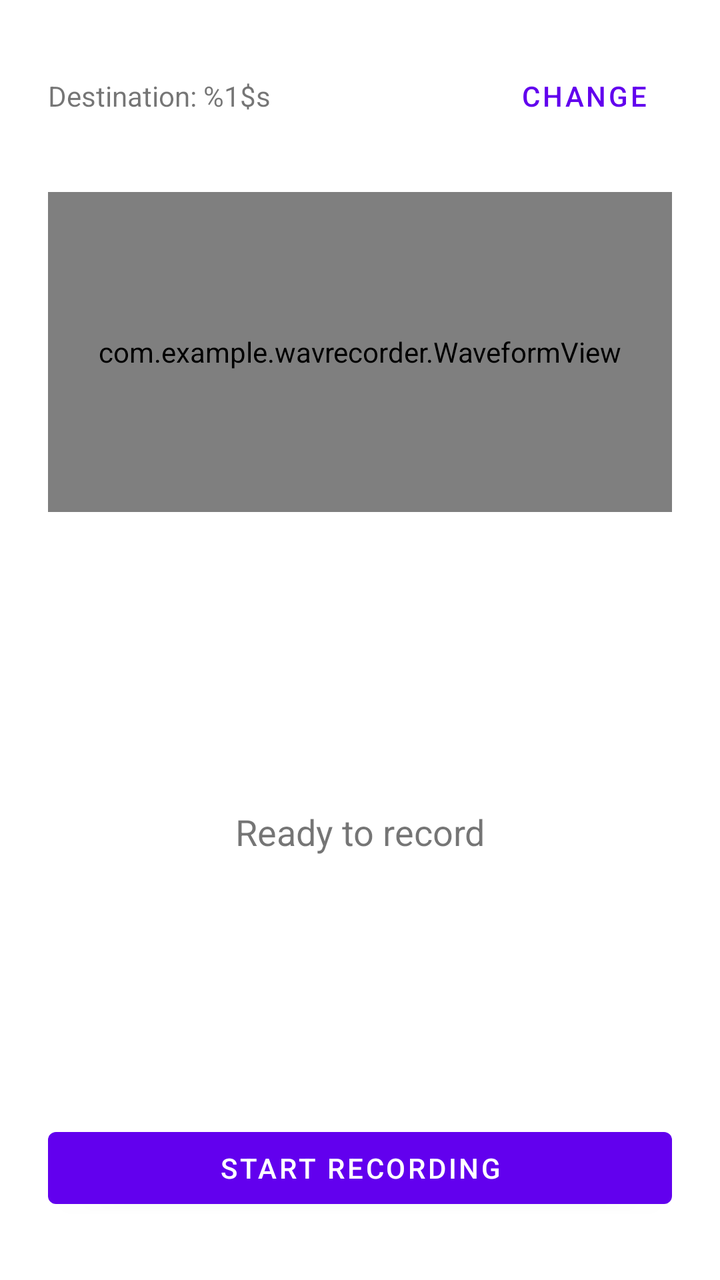
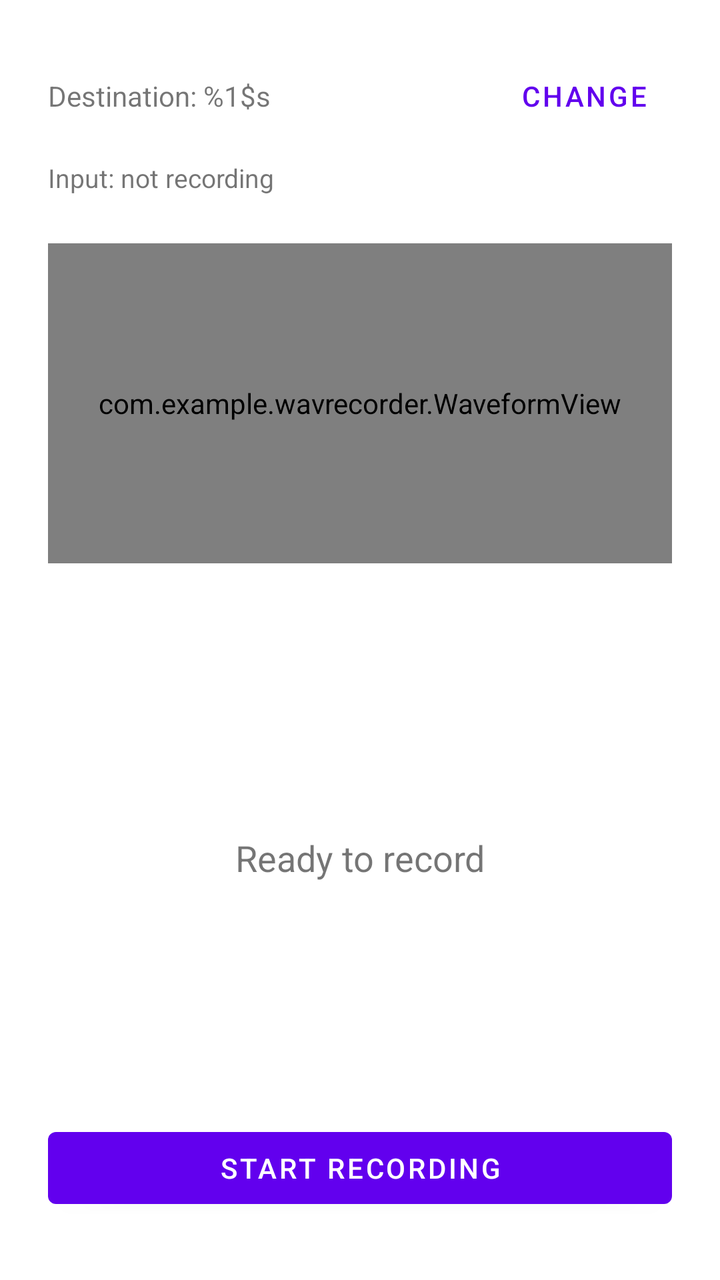

Compare the two renders of this Android layout. The source of the first and the diff that turns it into the second are given below.
<!-- AndroidManifest.xml: application theme Theme.WavRecorder -->
<!-- res/layout/fragment_record.xml -->
<?xml version="1.0" encoding="utf-8"?>
<LinearLayout xmlns:android="http://schemas.android.com/apk/res/android"
    xmlns:tools="http://schemas.android.com/tools"
    android:layout_width="match_parent"
    android:layout_height="match_parent"
    android:orientation="vertical"
    android:padding="24dp"
    tools:context=".RecordFragment">

    <LinearLayout
        android:layout_width="match_parent"
        android:layout_height="wrap_content"
        android:orientation="horizontal"
        android:gravity="center_vertical">

        <TextView
            android:id="@+id/destinationLabel"
            android:layout_width="0dp"
            android:layout_height="wrap_content"
            android:layout_weight="1"
            android:text="@string/destination_label"
            android:textSize="14sp" />

        <com.google.android.material.button.MaterialButton
            android:id="@+id/chooseFolderButton"
            style="@style/Widget.MaterialComponents.Button.TextButton"
            android:layout_width="wrap_content"
            android:layout_height="wrap_content"
            android:text="@string/choose_folder" />

    </LinearLayout>

    <com.example.wavrecorder.WaveformView
        android:id="@+id/waveformView"
        android:layout_width="match_parent"
        android:layout_height="160dp"
        android:layout_marginTop="24dp" />

    <TextView
        android:id="@+id/statusText"
        android:layout_width="match_parent"
        android:layout_height="0dp"
        android:layout_weight="1"
        android:layout_marginTop="16dp"
        android:gravity="center"
        android:text="@string/status_idle"
        android:textSize="18sp" />

    <com.google.android.material.button.MaterialButton
        android:id="@+id/recordButton"
        android:layout_width="match_parent"
        android:layout_height="wrap_content"
        android:layout_marginBottom="8dp"
        android:text="@string/start_recording" />

</LinearLayout>
<!-- resources referenced by this layout -->
<resources>
  <string name="choose_folder">Change</string>
  <string name="destination_label">Destination: %1$s</string>
  <string name="start_recording">Start Recording</string>
  <string name="status_idle">Ready to record</string>
  <style name="Theme.WavRecorder" parent="Theme.MaterialComponents.DayNight.NoActionBar">
          <item name="colorPrimary">@color/purple_500</item>
          <item name="colorPrimaryDark">@color/purple_700</item>
          <item name="colorAccent">@color/teal_200</item>
      </style>
  <color name="purple_500">#FF6200EE</color>
  <color name="purple_700">#FF3700B3</color>
  <color name="teal_200">#FF03DAC5</color>
</resources>

<!-- the commit's change to res/layout/fragment_record.xml (unified diff, before → after) -->
@@ -30,6 +30,14 @@
 
     </LinearLayout>
 
+    <TextView
+        android:id="@+id/micDeviceLabel"
+        android:layout_width="match_parent"
+        android:layout_height="wrap_content"
+        android:layout_marginTop="8dp"
+        android:text="@string/mic_device_idle"
+        android:textSize="13sp" />
+
     <com.example.wavrecorder.WaveformView
         android:id="@+id/waveformView"
         android:layout_width="match_parent"
<!-- resource entries referenced after the edit -->
@@ -2,6 +2,7 @@
 <resources>
   <string name="choose_folder">Change</string>
   <string name="destination_label">Destination: %1$s</string>
+  <string name="mic_device_idle">Input: not recording</string>
   <string name="start_recording">Start Recording</string>
   <string name="status_idle">Ready to record</string>
   <style name="Theme.WavRecorder" parent="Theme.MaterialComponents.DayNight.NoActionBar">
